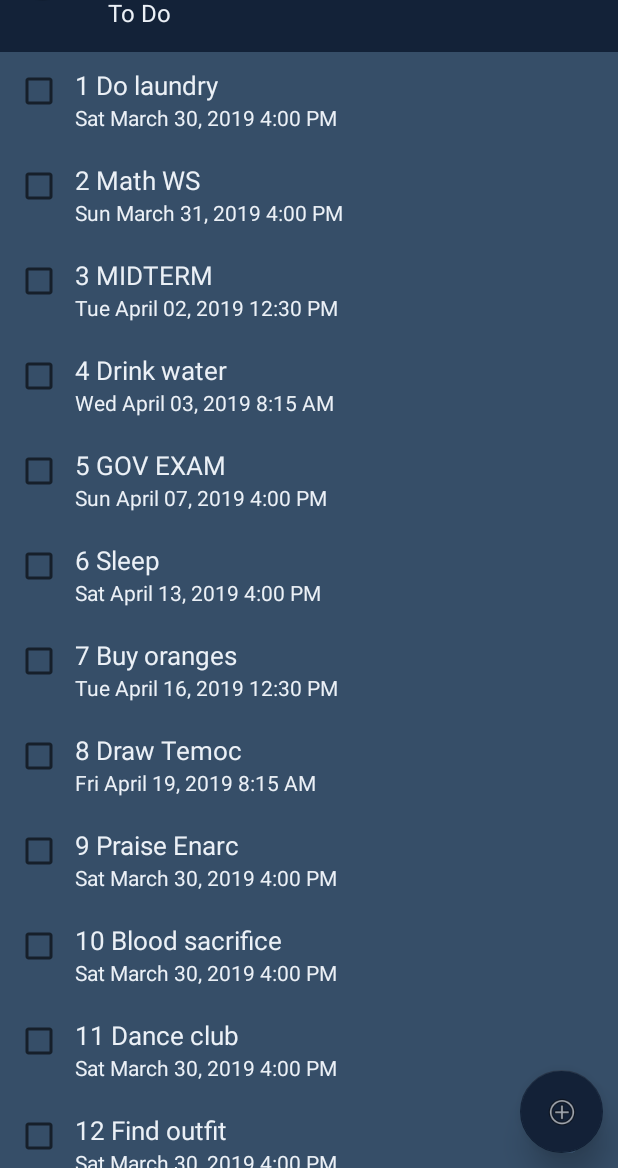
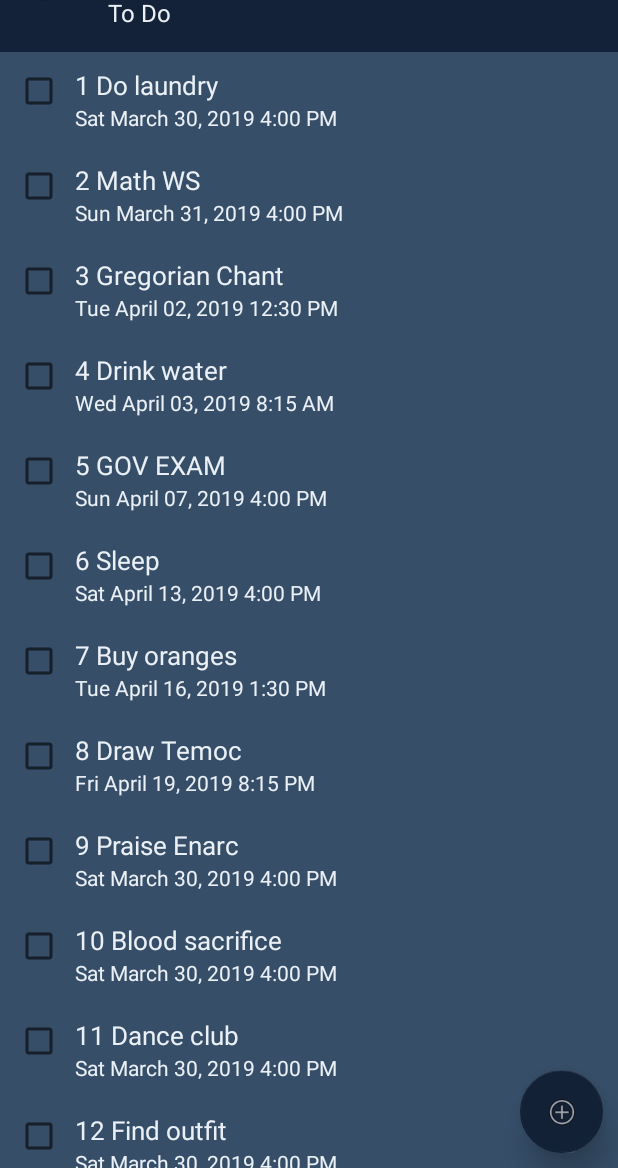
Before and after one commit to acm-projects/beststudent, an Android app: the ToDoActivity screen opened directly, with no data from a screen before it, on a phone screen of 412 x 824 dp, the part 68-1236 px from its top. Run offline under Robolectric (Android 15) with nearby library versions, the phone set to English and light mode, and no system bars.

Commit message:
RecyclerView works, task list works, created toolbar, need to add menu buttons to toolbar, need make an add task page and link it to button

```diff
--- a/app/src/main/java/com/example/myapplication/MyAdapter.java
+++ b/app/src/main/java/com/example/myapplication/MyAdapter.java
@@ -1,6 +1,7 @@
 package com.example.myapplication;
 
 
+import android.annotation.SuppressLint;
 import android.content.Context;
 import android.support.v7.widget.RecyclerView;
 import android.util.Log;
--- a/app/src/main/java/com/example/myapplication/ToDoActivity.java
+++ b/app/src/main/java/com/example/myapplication/ToDoActivity.java
@@ -15,7 +15,7 @@ import java.util.GregorianCalendar;
 public class ToDoActivity extends AppCompatActivity {
     private static final String TAG = "ToDoActivity";
 
-    private ArrayList<Task> myDataset = new ArrayList<Task>();
+    private ArrayList<Task> myDataset = new ArrayList<>();
 
     private RecyclerView recyclerView;
     private RecyclerView.Adapter mAdapter;
@@ -25,12 +25,12 @@ public class ToDoActivity extends AppCompatActivity {
         super.onCreate(savedInstanceState);
         setContentView(R.layout.todo);
 
-        Toolbar myToolbar = (Toolbar) findViewById(R.id.my_toolbar);
+        Toolbar myToolbar = findViewById(R.id.my_toolbar);
         setSupportActionBar(myToolbar);
 
         Log.d(TAG,"onCreate: started.");
         initTasks();
-        recyclerView = (RecyclerView) findViewById(R.id.ToDoList);
+        recyclerView = findViewById(R.id.ToDoList);
 
         // use this setting to improve performance if you know that changes
         // in content do not change the layout size of the RecyclerView
@@ -43,36 +43,36 @@ public class ToDoActivity extends AppCompatActivity {
         // use a linear layout manager
         recyclerView.setLayoutManager(new LinearLayoutManager(this));
 
-        FloatingActionButton button = (FloatingActionButton)findViewById(R.id.addButton);
+        FloatingActionButton button = findViewById(R.id.addButton);
         button.setFocusable(true);
         button.setFocusableInTouchMode(true);
         button.requestFocus();
     }
 
     private void initTasks(){
-        Calendar c1 = new GregorianCalendar(2019, Calendar.MARCH, 30, 16, 00);
-        myDataset.add(new Task("1 Do laundry", c1));
-        Calendar c2 = new GregorianCalendar(2019, Calendar.MARCH, 31, 16, 00);
-        myDataset.add(new Task("2 Math WS", c2));
-        Calendar c3 = new GregorianCalendar(2019, Calendar.APRIL, 2, 12, 30);
-        myDataset.add(new Task("3 MIDTERM", c3));
-        Calendar c4 = new GregorianCalendar(2019, Calendar.APRIL, 3, 8, 15);
-        myDataset.add(new Task("4 Drink water", c4));
-        Calendar c5 = new GregorianCalendar(2019, Calendar.APRIL, 7, 16, 00);
-        myDataset.add(new Task("5 GOV EXAM", c5));
-        Calendar c6 = new GregorianCalendar(2019, Calendar.APRIL, 13, 16, 00);
-        myDataset.add(new Task("6 Sleep", c6));
-        Calendar c7 = new GregorianCalendar(2019, Calendar.APRIL, 16, 12, 30);
-        myDataset.add(new Task("7 Buy oranges", c7));
-        Calendar c8 = new GregorianCalendar(2019, Calendar.APRIL, 19, 8, 15);
-        myDataset.add(new Task("8 Draw Temoc", c8));
-        myDataset.add(new Task("9 Praise Enarc", c1));
-        myDataset.add(new Task("10 Blood sacrifice", c1));
-        myDataset.add(new Task("11 Dance club", c1));
-        myDataset.add(new Task("12 Find outfit", c1));
-        myDataset.add(new Task("13 ACM Dance Party", c1));
-        myDataset.add(new Task("14 ???", c1));
-        myDataset.add(new Task("14 Profit", c8));
+        Calendar cal1 = new GregorianCalendar(2019, Calendar.MARCH, 30, 16, 0);
+        myDataset.add(new Task("1 Do laundry", cal1));
+        Calendar cal2 = new GregorianCalendar(2019, Calendar.MARCH, 31, 16, 0);
+        myDataset.add(new Task("2 Math WS", cal2));
+        Calendar cal3 = new GregorianCalendar(2019, Calendar.APRIL, 2, 12, 30);
+        myDataset.add(new Task("3 Gregorian Chant", cal3));
+        Calendar cal4 = new GregorianCalendar(2019, Calendar.APRIL, 3, 8, 15);
+        myDataset.add(new Task("4 Drink water", cal4));
+        Calendar cal5 = new GregorianCalendar(2019, Calendar.APRIL, 7, 16, 0);
+        myDataset.add(new Task("5 GOV EXAM", cal5));
+        Calendar cal6 = new GregorianCalendar(2019, Calendar.APRIL, 13, 16, 0);
+        myDataset.add(new Task("6 Sleep", cal6));
+        Calendar cal7 = new GregorianCalendar(2019, Calendar.APRIL, 16, 13, 30);
+        myDataset.add(new Task("7 Buy oranges", cal7));
+        Calendar cal8 = new GregorianCalendar(2019, Calendar.APRIL, 19, 20, 15);
+        myDataset.add(new Task("8 Draw Temoc", cal8));
+        myDataset.add(new Task("9 Praise Enarc", cal1));
+        myDataset.add(new Task("10 Blood sacrifice", cal1));
+        myDataset.add(new Task("11 Dance club", cal1));
+        myDataset.add(new Task("12 Find outfit", cal1));
+        myDataset.add(new Task("13 ACM Dance Party", cal1));
+        myDataset.add(new Task("14 ???", cal1));
+        myDataset.add(new Task("15 Profit", cal8));
 
     }
 }
--- a/app/src/main/res/layout/layout_listitem.xml
+++ b/app/src/main/res/layout/layout_listitem.xml
@@ -12,7 +12,9 @@
         android:layout_width="40dp"
         android:layout_height="wrap_content"
         android:layout_weight="0"
-        android:checked="false" />
+        android:checked="false"
+        android:clickable="true"
+        android:focusable="true" />
 
     <LinearLayout
         android:layout_width="wrap_content"
```
